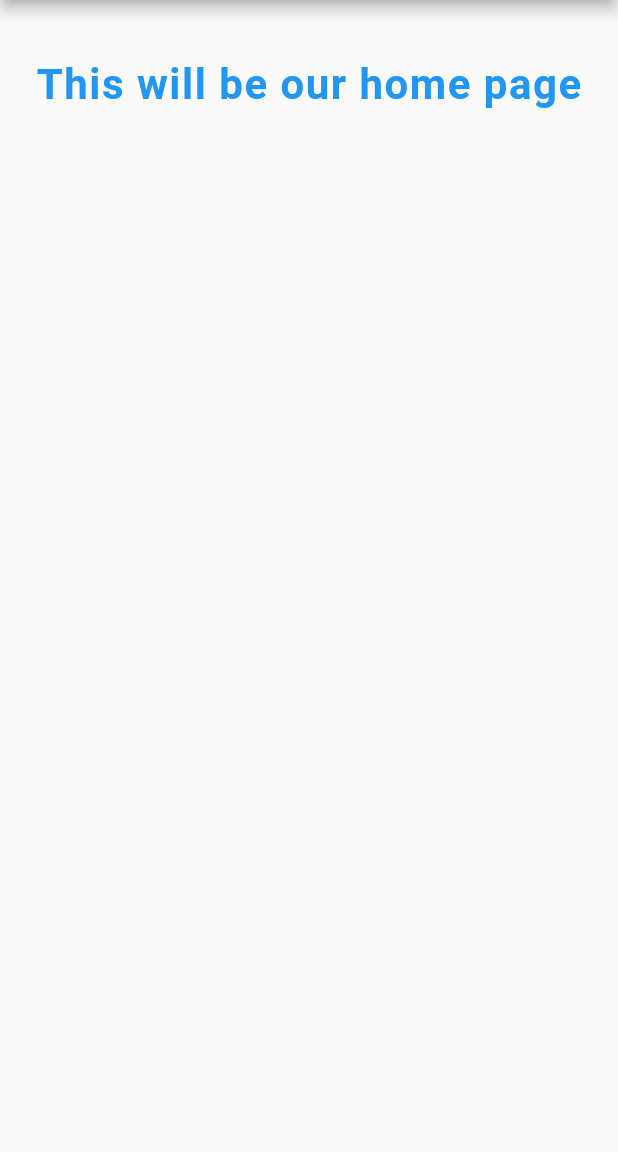
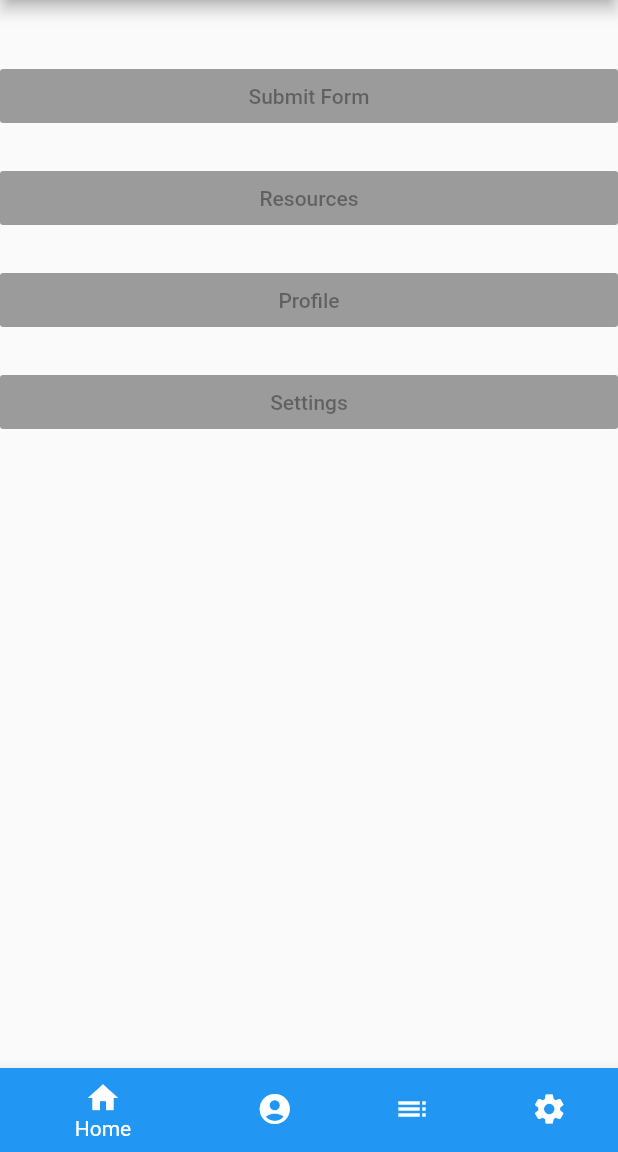
Before and after one commit to Jackli-Tech/Peer-Mediation-App, a Flutter app: the HomePage screen opened directly, on a phone screen of 412 x 824 dp, the part 84-1236 px from its top. Run offline on Flutter 3.47's test engine with Material 2 defaults, Android fonts, the phone set to English and light mode, and no system bars; our stand-ins replace flutter_spinkit.

Commit message:
Added the home page, Bottom nav bar
Aesthetic changes mostly.

```diff
--- a/Flutter_app/Flutter_app/lib/screens/home.dart
+++ b/Flutter_app/Flutter_app/lib/screens/home.dart
@@ -9,11 +9,11 @@ class HomePage extends StatefulWidget {
 }
 
 class _HomePageState extends State<HomePage> {
-  int currentTabIndex = 0;
+  int _currentTabIndex = 0;
 
   onTapped(int index) {
     setState(() {
-      currentTabIndex = index;
+      _currentTabIndex = index;
     });
   }
 
@@ -25,30 +25,52 @@ class _HomePageState extends State<HomePage> {
   @override
   Widget build(BuildContext context) {
     return Scaffold(
-        appBar: AppBar(title: Text("-AppName-")),
-        body: SingleChildScrollView(
-            //child: Container(
-
-            child: ConstrainedBox(
-                //height: MediaQuery.of(context).size.height,
-                //child: Column(
-
-                constraints: BoxConstraints(),
-                //the 3 following lines are very important(!!!) for scrolling mechanics. wrap a widget ina listview!!
-                child: ListView(
-                    shrinkWrap: true,
-                    physics: ClampingScrollPhysics(),
-                    children: <Widget>[
-                      SizedBox(height: 40.0),
-                      Container(
-                        alignment: Alignment.center,
-                        child: Text('This will be our home page',
-                            style: TextStyle(
-                                color: Theme.of(context).primaryColor,
-                                fontSize: 28.0,
-                                fontWeight: FontWeight.bold,
-                                letterSpacing: 1.0)),
-                      ),
-                    ]))));
+      appBar: AppBar(title: Text("-AppName-")),
+      body: Container(
+        child: ListView(children: <Widget>[
+          SizedBox(height: 40.0),
+          RaisedButton(
+            child: Text('Submit Form'),
+          ),
+          SizedBox(height: 20.0),
+          RaisedButton(
+            child: Text('Resources'),
+          ),
+          SizedBox(height: 20.0),
+          RaisedButton(
+            child: Text('Profile'),
+          ),
+          SizedBox(height: 20.0),
+          RaisedButton(
+            child: Text('Settings'),
+          )
+        ]),
+      ),
+      bottomNavigationBar: BottomNavigationBar(
+          currentIndex: _currentTabIndex,
+          items: [
+            BottomNavigationBarItem(
+                icon: Icon(Icons.home),
+                title: Text('Home'),
+                backgroundColor: Colors.blue),
+            BottomNavigationBarItem(
+                icon: Icon(Icons.account_circle),
+                title: Text('Profile'),
+                backgroundColor: Colors.blue),
+            BottomNavigationBarItem(
+                icon: Icon(Icons.toc),
+                title: Text('Resources'),
+                backgroundColor: Colors.blue),
+            BottomNavigationBarItem(
+                icon: Icon(Icons.settings),
+                title: Text('Settings'),
+                backgroundColor: Colors.blue),
+          ],
+          onTap: (index) {
+            setState(() {
+              _currentTabIndex = index;
+            });
+          }),
+    );
   }
 }
--- a/Flutter_app/Flutter_app/pubspec.yaml
+++ b/Flutter_app/Flutter_app/pubspec.yaml
@@ -25,16 +25,18 @@ dependencies:
     sdk: flutter
 
   flutter_login: ^1.0.14
-
+  flutter_spinkit: "^4.1.2"
 
 
   # The following adds the Cupertino Icons font to your application.
   # Use with the CupertinoIcons class for iOS style icons.
   cupertino_icons: ^1.0.0
 
+
 dev_dependencies:
   flutter_test:
     sdk: flutter
+
 
 # For information on the generic Dart part of this file, see the
 # following page: https://dart.dev/tools/pub/pubspec
```
Also changed, not shown: Flutter_app/Flutter_app/lib/main.dart (+4 -4 lines), Flutter_app/Flutter_app/lib/screens/form.dart (+42 -2 lines), Flutter_app/Flutter_app/lib/screens/loading.dart (added, +15 -0 lines), Flutter_app/Flutter_app/lib/screens/loginscreen.dart (+40 -6 lines), Flutter_app/Flutter_app/lib/screens/logintemp.dart (+152 -0 lines), Flutter_app/Flutter_app/lib/screens/resources.dart (+43 -6 lines), Flutter_app/Flutter_app/lib/widgets/curveclipper.dart (added, +20 -0 lines), Flutter_app/Flutter_app/pubspec.lock, 12 other files.
